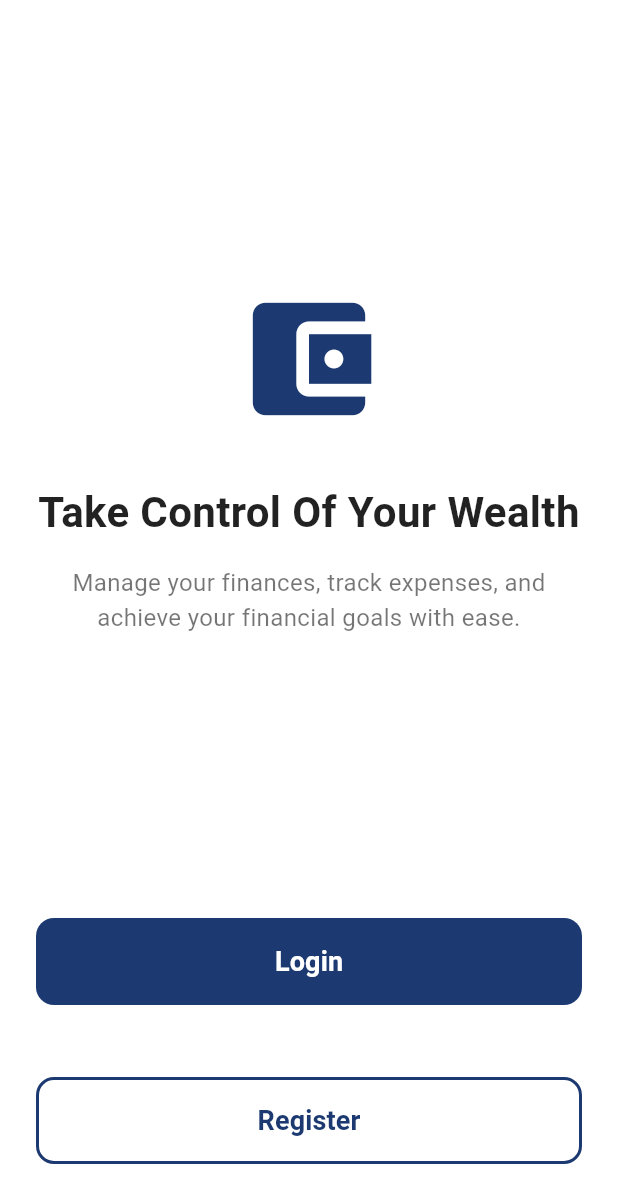
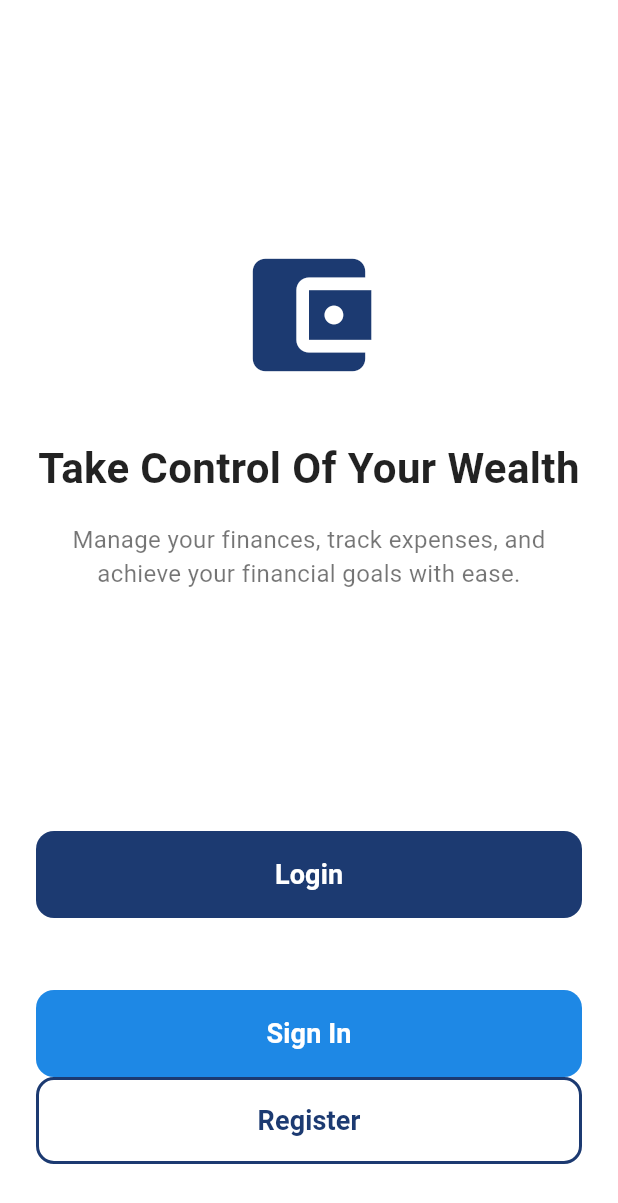
Before and after one commit to beginToCode-1/Personal-FInance-Manager, a Flutter app: the screen it shows after launch, on a phone screen of 412 x 824 dp. Shown: the top 1203 px of the screen. Run offline on Flutter 3.47's test engine with Material 3 defaults, Android fonts, the phone set to English and light mode, and no system bars.

Commit message:
Personal Finance Manager

```diff
--- a/lib/main.dart
+++ b/lib/main.dart
@@ -1,6 +1,7 @@
 import 'package:flutter/material.dart';
 import 'login_page.dart';
 import 'registration_page.dart';
+import 'home_page.dart';
 
 
 void main() {
@@ -92,6 +93,23 @@ class StartupPage extends StatelessWidget {
             ),
             ),
             const SizedBox(height: 48),
+            ElevatedButton(
+                onPressed: () {
+                  // Replaces the current screen with the HomePage
+                  Navigator.pushReplacement(
+                    context,
+                    MaterialPageRoute(builder: (context) => const HomePage()),
+                  );
+                },
+                style: ElevatedButton.styleFrom(
+                  backgroundColor: const Color(0xFF1E88E5),
+                  foregroundColor: Colors.white,
+                  padding: const EdgeInsets.symmetric(vertical: 16),
+                  shape: RoundedRectangleBorder(borderRadius: BorderRadius.circular(12)),
+                  elevation: 0,
+                ),
+                child: const Text('Sign In', style: TextStyle(fontSize: 18, fontWeight: FontWeight.w600)),
+              ),
 
             ElevatedButton(
               onPressed: () {
```
Also changed, not shown: lib/home_page.dart (added).
